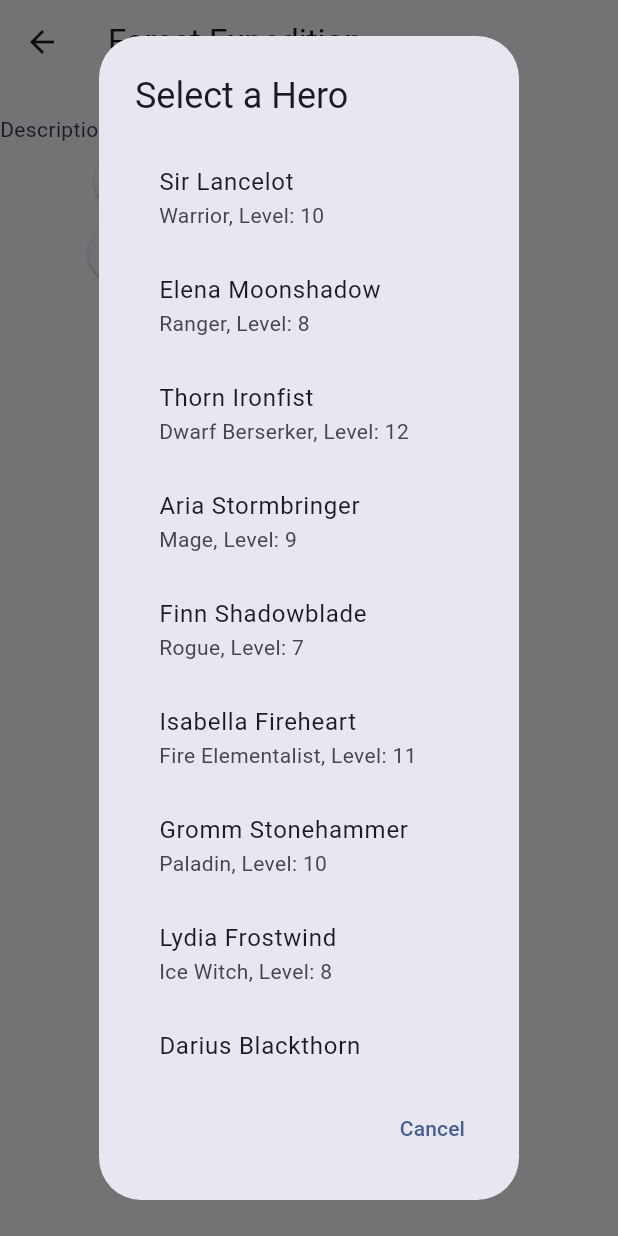
After one commit to ihashand/Idle_Tavern_Rpg, a Flutter app: the ExpeditionDetailsScreen screen opened directly with sample values from the repository, after a tap on "Assign Heroes", on a phone screen of 412 x 824 dp. The commit adds this screen. Run offline on Flutter 3.47's test engine with Material 2 defaults, Android fonts, the phone set to English and light mode, and no system bars; our stand-ins replace audioplayers, easy_localization, firebase_core, go_router, google_mobile_ads, in_app_purchase and 1 more; missing offline and left inert: games_services; accounts and stored records are empty.

Commit message:
UI expedition (#22)
* Quests


* Ui_expedition

Using provider to randomize expeditions with seed.
Temporary database for expeditions

---------

Co-authored-by: Damian Krzemien <damian.krzem@gmail.com>

```diff
--- a/lib/GameState.dart
+++ b/lib/GameState.dart
@@ -1,4 +1,10 @@
+import 'dart:math';
+
 import 'package:flutter/material.dart';
+import 'package:game_template/src/temporary_database/expeditions/data/expeditions.dart';
+import 'package:game_template/src/temporary_database/expeditions/data/heroes.dart';
+import 'package:game_template/src/temporary_database/expeditions/models/character.dart';
+import 'package:game_template/src/temporary_database/expeditions/models/expedition.dart';
 import 'package:game_template/src/temporary_database/tavern/tavern_models/item.dart';
 
 class GameState extends ChangeNotifier {
@@ -12,6 +18,38 @@ class GameState extends ChangeNotifier {
   String get wheelOfFortuneResult =>
       _wheelOfFortuneResult; // Getter dla wyniku koła fortuny
   List<bool> get daysSpun => _daysSpun;
+
+  List<Expedition> allExpeditions = expeditions;
+  List<Expedition> dailySelectedExpeditions = [];
+  List<Character> allCharacters = characters;
+
+  List<Expedition> dailyExpeditions = [];
+
+  GameState() {
+    // Wywołaj funkcję generateDailyExpeditions podczas inicjalizacji GameState
+    // W przeciwnym wypadku wyprawy pojawialy sie dopiero 2 dnia symulacji.
+    generateDailyExpeditions();
+  }
+
+  void generateDailyExpeditions() {
+    // Poniższa linia kodu generuje losowy seed na podstawie aktualnego dnia
+    final randomSeed = _currentDay * 12345;
+
+    // Ponieważ chcesz wygenerować 6 wypraw codziennie, możesz użyć pętli for
+    dailyExpeditions.clear(); // Wyczyść poprzednie wyprawy
+
+    for (int i = 0; i < 7; i++) {
+      final randomIndex = Random(randomSeed + i).nextInt(expeditions.length);
+      dailyExpeditions.add(expeditions[randomIndex]);
+    }
+
+    notifyListeners();
+  }
+
+  void setExpedition(Expedition expedition) {
+    dailySelectedExpeditions.add(expedition);
+    notifyListeners();
+  }
 
   void addItemToInventory(Item item) {
     inventory.add(item);
@@ -45,6 +83,7 @@ class GameState extends ChangeNotifier {
     } else {
       _currentDay = 1; // Wraca do pierwszego dnia po osiągnięciu 7 dni
     }
+    generateDailyExpeditions();
     notifyListeners(); // Powiadamianie o zmianie wartości currentDay
   }
 
--- /dev/null
+++ b/lib/src/playable_screens/expeditions_screen.dart
@@ -0,0 +1,365 @@
+import 'package:flutter/material.dart';
+import 'package:game_template/GameState.dart';
+import 'package:game_template/src/temporary_database/expeditions/data/heroes.dart';
+import 'package:game_template/src/temporary_database/expeditions/models/expedition.dart';
+import 'package:game_template/src/temporary_database/expeditions/models/character.dart';
+import 'package:game_template/src/temporary_database/tavern/tavern_models/item.dart';
+import 'package:provider/provider.dart';
+
+// Główny ekran aplikacji
+class ExpeditionsScreen extends StatefulWidget {
+  @override
+  _ExpeditionsScreenState createState() => _ExpeditionsScreenState();
+}
+
+class _ExpeditionsScreenState extends State<ExpeditionsScreen> {
+  int _selectedIndex = 0;
+
+  // Przykładowe dane
+
+  @override
+  Widget build(BuildContext context) {
+    final gameState = Provider.of<GameState>(context, listen: false);
+    final currentDay = gameState.currentDay;
+    final List<Item> inventoryItems = gameState.inventory;
+    final dailyExpeditions = gameState.dailyExpeditions;
+    final dailySelectedExpeditions = gameState.dailySelectedExpeditions;
+
+    // Wartość domyślna dla zmiennej 'content'
+    Widget content = Center(child: Text('Welcome to the Main Hall!'));
+
+    // Wybór zawartości na podstawie wybranego indeksu
+    switch (_selectedIndex) {
+      case 0:
+        content = MainScreen(expeditions: dailySelectedExpeditions);
+        break;
+      case 1:
+        content = ExpeditionScreen(expeditions: dailyExpeditions);
+        break;
+      case 2:
+        content = HeroesScreen(characters: characters);
+        break;
+      case 3:
+        content = InventoryScreen(items: inventoryItems);
+        break;
+    }
+
+    // Główna struktura ekranu
+    return Scaffold(
+      body: content,
+      bottomNavigationBar: BottomNavigationBar(
+        backgroundColor: Colors.black,
+        unselectedItemColor: Colors.white,
+        selectedItemColor: const Color.fromARGB(255, 179, 42, 42),
+        items: const <BottomNavigationBarItem>[
+          BottomNavigationBarItem(
+              icon: Icon(Icons.home),
+              label: 'Main Hall',
+              backgroundColor: Colors.black),
+          BottomNavigationBarItem(icon: Icon(Icons.map), label: 'Expeditions'),
+          BottomNavigationBarItem(icon: Icon(Icons.person), label: 'Heroes'),
+          BottomNavigationBarItem(
+              icon: Icon(Icons.backpack), label: 'Inventory'),
+        ],
+        currentIndex: _selectedIndex,
+        onTap: (index) => setState(() => _selectedIndex = index),
+      ),
+    );
+  }
+}
+
+// Main hall
+class MainScreen extends StatelessWidget {
+  final List<Expedition> expeditions;
+
+  MainScreen({required this.expeditions});
+
+  @override
+  Widget build(BuildContext context) {
+    return ListView.builder(
+      itemCount: expeditions.length,
+      itemBuilder: (context, index) {
+        final expedition = expeditions[index];
+        String subtitleText = expedition.duration;
+
+        if (expedition.assignedHeroes.isNotEmpty) {
+          subtitleText += " - ${expedition.assignedHeroes[0].name}";
+        }
+
+        return ListTile(
+          title: Text(expedition.title),
+          subtitle: Text(subtitleText),
+          onTap: () {
+            // Navigacja do szczegółów wyprawy
+            Navigator.push(
+              context,
+              MaterialPageRoute(
+                builder: (context) =>
+                    SelectedExpeditionDetailsScreen(expedition: expedition),
+              ),
+            );
+          },
+        );
+      },
+    );
+  }
+}
+
+// Ekran wypraw
+class ExpeditionScreen extends StatelessWidget {
+  final List<Expedition> expeditions;
+
+  ExpeditionScreen({required this.expeditions});
+
+  @override
+  Widget build(BuildContext context) {
+    return ListView.builder(
+      itemCount: expeditions.length,
+      itemBuilder: (context, index) {
+        final expedition = expeditions[index];
+        return ListTile(
+          title: Text(expedition.title),
+          subtitle: Text(expedition.duration),
+          onTap: () {
+            // Navigacja do szczegółów wyprawy
+            Navigator.push(
+              context,
+              MaterialPageRoute(
+                  builder: (context) =>
+                      ExpeditionDetailsScreen(expedition: expedition)),
+            );
+          },
+        );
+      },
+    );
+  }
+}
+
+// Ekran szczegółów wyprawy
+class ExpeditionDetailsScreen extends StatelessWidget {
+  final Expedition expedition;
+
+  ExpeditionDetailsScreen({required this.expedition});
+
+  @override
+  Widget build(BuildContext context) {
+    return Scaffold(
+      appBar: AppBar(title: Text(expedition.title)),
+      body: Column(
+        children: <Widget>[
+          Text('Duration: ${expedition.duration}'),
+          Text('Description: ${expedition.description}'),
+          if (expedition.assignedHeroes.isNotEmpty)
+            Text('Assigned hero: ${expedition.assignedHeroes.first.name}'),
+          // Przycisk przypisania bohaterów do wyprawy
+          ElevatedButton(
+            onPressed: () => _assignHero(context, expedition),
+            child: Text('Assign Heroes'),
+          ),
+          ElevatedButton(
+            onPressed: () {
+              setExpedition(expedition, context);
+            },
+            child: Text('Save expedition'),
+          ),
+        ],
+      ),
+    );
+  }
+}
+
+// Ekran szczegółów rozpoczetych wypraw
+class SelectedExpeditionDetailsScreen extends StatelessWidget {
+  final Expedition expedition;
+
+  SelectedExpeditionDetailsScreen({required this.expedition});
+
+  @override
+  Widget build(BuildContext context) {
+    return Scaffold(
+      appBar: AppBar(title: Text(expedition.title)),
+      body: Column(
+        children: <Widget>[
+          Text('Duration: ${expedition.duration}'),
+          Text('Description: ${expedition.description}'),
+          if (expedition.assignedHeroes.isNotEmpty)
+            Text('Assigned hero: ${expedition.assignedHeroes.first.name}'),
+          // Przycisk przypisania bohaterów do wyprawy
+        ],
+      ),
+    );
+  }
+}
+
+void setExpedition(Expedition expedition, BuildContext context) {
+  if (expedition.assignedHeroes.isEmpty) {
+    showDialog(
+        context: context,
+        builder: (context) {
+          return AlertDialog(
+            title: Text('No heroes assigned to this expedition!'),
+            content: Text('Assign heroes to this expedition before saving.'),
+            actions: <Widget>[
+              TextButton(
+                child: Text('OK'),
+                onPressed: () {
+                  Navigator.of(context).pop();
+                },
+              ),
+            ],
+          );
+        });
+    return;
+  } else {
+    showDialog(
+        context: context,
+        builder: (context) {
+          return AlertDialog(
+            title: Text('Hero asigned!'),
+            content: Text('Congratulation, your hero is asigned'),
+            actions: <Widget>[
+              TextButton(
+                child: Text('OK'),
+                onPressed: () {
+                  Provider.of<GameState>(context, listen: false)
+                      .setExpedition(expedition);
+                  Navigator.of(context).pop();
+                },
+              ),
+            ],
+          );
+        });
+  }
+}
+
+// Ekran bohaterów
+class HeroesScreen extends StatelessWidget {
+  final List<Character> characters;
+
+  HeroesScreen({required this.characters});
+
+  @override
+  Widget build(BuildContext context) {
+    return ListView.builder(
+      itemCount: characters.length,
+      itemBuilder: (context, index) {
+        final character = characters[index];
+        return ListTile(
+          title: Text(character.name),
+          subtitle: Text('${character.classType}, Level: ${character.level}'),
+          onTap: () {
+            // Navigacja do szczegółów bohatera
+            Navigator.push(
+              context,
+              MaterialPageRoute(
+                  builder: (context) => HeroDetailsScreen(hero: character)),
+            );
+          },
+        );
+      },
+    );
+  }
+}
+
+// Ekran szczegółów bohatera
+class HeroDetailsScreen extends StatelessWidget {
+  final Character hero;
+
+  HeroDetailsScreen({required this.hero});
+
+  @override
+  Widget build(BuildContext context) {
+    return Scaffold(
+      appBar: AppBar(title: Text(hero.name)),
+      body: Column(
+        children: <Widget>[
+          Text('Level: ${hero.level}'),
+          Text('Class: ${hero.classType}'),
+          // Przycisk przypisania bohatera do wyprawy
+          ElevatedButton(
+            onPressed: () {/* Logika przypisania bohatera do wyprawy */},
+            child: Text('Assign to Expedition'),
+          ),
+        ],
+      ),
+    );
+  }
+}
+
+// Ekran ekwipunku
+class InventoryScreen extends StatelessWidget {
+  final List<Item> items;
+
+  InventoryScreen({required this.items});
+
+  @override
+  Widget build(BuildContext context) {
+    return GridView.builder(
+      gridDelegate:
+          SliverGridDelegateWithFixedCrossAxisCount(crossAxisCount: 3),
+      itemCount: items.length,
+      itemBuilder: (context, index) {
+        final item = items[index];
+        return Card(
+          child: Column(
+            mainAxisSize: MainAxisSize.min,
+            children: <Widget>[
+              // Wyświetlanie nazwy przedmiotu
+              Text(item.name),
+            ],
+          ),
+        );
+      },
+    );
+  }
+}
+
+void _assignHero(BuildContext context, Expedition expedition) {
+  showDialog(
+    context: context,
+    builder: (BuildContext context) {
+      return AlertDialog(
+        title: Text('Select a Hero'),
+        content: SingleChildScrollView(
+          child: ListBody(
+            children: characters
+                .map((character) => ListTile(
+                      title: Text(character.name),
+                      subtitle: Text(
+                          '${character.classType}, Level: ${character.level}'),
+                      onTap: () => assignHeroToExpedition(
+                          character, expedition, context),
+                    ))
+                .toList(),
+          ),
+        ),
+        actions: <Widget>[
+          TextButton(
+            child: Text('Cancel'),
+            onPressed: () {
+              Navigator.of(context).pop();
+            },
+          ),
+        ],
+      );
+    },
+  );
+}
+
+void assignHeroToExpedition(
+    Character character, Expedition expedition, BuildContext context) {
+  expedition.assignedHeroes.add(character);
+
+  Provider.of<GameState>(context, listen: false)
+      .dailyExpeditions
+      .remove(expedition);
+
+  Navigator.of(context).pop(); // Zamyka okno dialogowe po przypisaniu bohatera
+}
+
+
+//todo juz "wybrane" ekspedycje powinny sie usuwac
+//todo powinny dzialac razem z systemem dnia w calej grze
+//todo powinny byc generowane losowo z uwzglednieniem rodzaju wyprawy
+//todo dostepni bohaterowie powinni rowniez byc generowani losowo z uwzglednieniem ich umiejetnosci
+//todo szansa na wygenerowanie bohatera ze slabymi umiejetnosciami jest wysoka.
--- a/lib/src/playable_screens/quests_screen.dart
+++ b/lib/src/playable_screens/quests_screen.dart
@@ -1,6 +1,6 @@
 import 'package:easy_localization/easy_localization.dart';
 import 'package:flutter/material.dart';
-import 'package:game_template/src/playable_screens/tavern_screen.dart';
+import 'package:game_template/src/playable_screens/expeditions_screen.dart';
 import 'package:game_template/src/temporary_database/quests/available_quests_data.dart';
 import 'package:game_template/src/temporary_database/quests/quest.dart';
 import 'package:game_template/src/temporary_database/quests/reward.dart';
@@ -170,7 +170,7 @@ class _QuestsScreenState extends State<QuestsScreen> {
               case 1:
                 Navigator.push(
                   context,
-                  MaterialPageRoute(builder: (context) => TavernScreen()),
+                  MaterialPageRoute(builder: (context) => ExpeditionsScreen()),
                 );
                 break;
             }
--- /dev/null
+++ b/lib/src/temporary_database/expeditions/data/expeditions.dart
@@ -0,0 +1,55 @@
+import 'package:game_template/src/temporary_database/expeditions/models/expedition.dart';
+import 'package:game_template/src/temporary_database/expeditions/models/expedition_type.dart';
+
+final List<Expedition> expeditions = [
+  Expedition(
+      title: 'Forest Expedition',
+      duration: '3 hours',
+      description: 'Explore the enchanted forest',
+      type: ExpeditionType.regular),
+  Expedition(
+      title: 'Cave Exploration',
+      duration: '4 hours',
+      description: 'Delve deep into the mysterious cave',
+      type: ExpeditionType.regular),
+  Expedition(
+      title: 'Mountain Climb',
+      duration: '5 hours',
+      description: 'Conquer the treacherous mountain peaks',
+      type: ExpeditionType.regular),
+  Expedition(
+      title: 'Underwater Adventure',
+      duration: '2 hours',
+      description: 'Discover the secrets of the deep sea',
+      type: ExpeditionType.regular),
+  Expedition(
+      title: 'Desert Expedition',
+      duration: '6 hours',
+      description: 'Survive the scorching desert sands',
+      type: ExpeditionType.regular),
+  Expedition(
+      title: 'Haunted Mansion Quest',
+      duration: '3 hours',
+      description: 'Uncover the mysteries of the haunted mansion',
+      type: ExpeditionType.regular),
+  Expedition(
+      title: 'Swamp Exploration',
+      duration: '4 hours',
+      description: 'Navigate through the murky swamps',
+      type: ExpeditionType.regular),
+  Expedition(
+      title: 'Sky Islands Expedition',
+      duration: '7 hours',
+      description: 'Visit floating islands in the sky',
+      type: ExpeditionType.regular),
+  Expedition(
+      title: 'Ancient Ruins Expedition',
+      duration: '5 hours',
+      description: 'Search for lost treasures in ancient ruins',
+      type: ExpeditionType.regular),
+  Expedition(
+      title: 'Time-travel Adventure',
+      duration: '8 hours',
+      description: 'Travel through time and change history',
+      type: ExpeditionType.regular),
+];
--- /dev/null
+++ b/lib/src/temporary_database/expeditions/data/heroes.dart
@@ -0,0 +1,15 @@
+import 'package:game_template/src/temporary_database/expeditions/models/character.dart';
+
+final List<Character> characters = [
+  Character(name: 'Sir Lancelot', level: 10, classType: 'Warrior'),
+  Character(name: 'Elena Moonshadow', level: 8, classType: 'Ranger'),
+  Character(name: 'Thorn Ironfist', level: 12, classType: 'Dwarf Berserker'),
+  Character(name: 'Aria Stormbringer', level: 9, classType: 'Mage'),
+  Character(name: 'Finn Shadowblade', level: 7, classType: 'Rogue'),
+  Character(
+      name: 'Isabella Fireheart', level: 11, classType: 'Fire Elementalist'),
+  Character(name: 'Gromm Stonehammer', level: 10, classType: 'Paladin'),
+  Character(name: 'Lydia Frostwind', level: 8, classType: 'Ice Witch'),
+  Character(name: 'Darius Blackthorn', level: 9, classType: 'Assassin'),
+  Character(name: 'Aurora Starlight', level: 10, classType: 'Priest'),
+];
--- /dev/null
+++ b/lib/src/temporary_database/expeditions/models/character.dart
@@ -0,0 +1,7 @@
+class Character {
+  final String name;
+  final int level;
+  final String classType;
+
+  Character({required this.name, required this.level, required this.classType});
+}
--- /dev/null
+++ b/lib/src/temporary_database/expeditions/models/expedition.dart
@@ -0,0 +1,19 @@
+import 'package:game_template/src/temporary_database/expeditions/models/expedition_type.dart';
+import 'package:game_template/src/temporary_database/expeditions/models/character.dart';
+
+class Expedition {
+  final String title;
+  final String duration;
+  final String description;
+  final ExpeditionType type;
+  List<Character> assignedHeroes;
+
+  Expedition({
+    required this.title,
+    required this.duration,
+    required this.description,
+    required this.type,
+    List<Character>? assignedHeroes,
+  }) : assignedHeroes =
+            assignedHeroes ?? []; // Ustawienie pustej modyfikowalnej listy
+}
--- /dev/null
+++ b/lib/src/temporary_database/expeditions/models/expedition_type.dart
@@ -0,0 +1 @@
+enum ExpeditionType { regular, medium, legendary }
```
Also changed, not shown: lib/src/playable_screens/tavern_screen.dart (deleted, +0 -18 lines), lib/src/town_menu/town_menu_screen.dart (+5 -5 lines).
